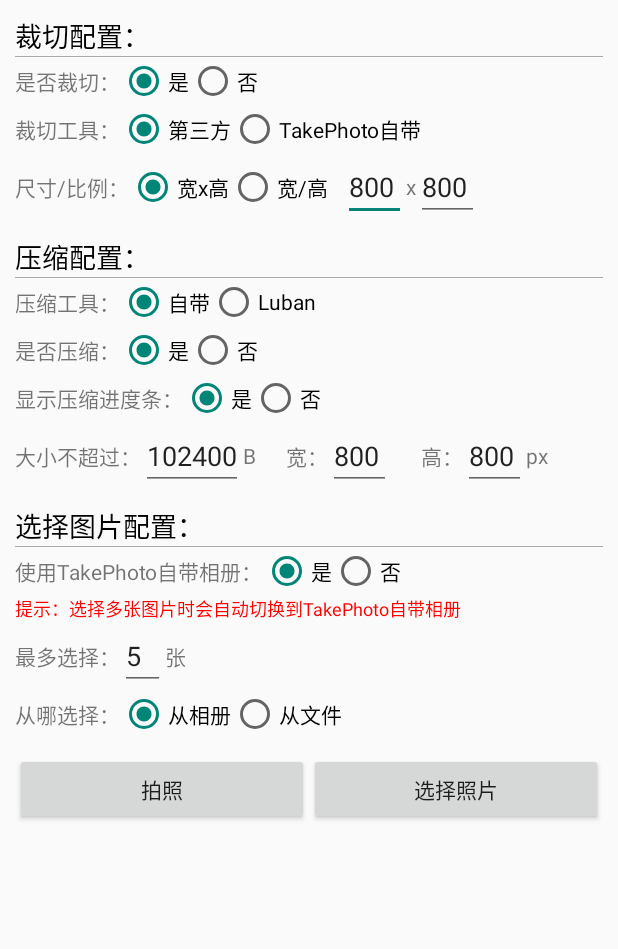
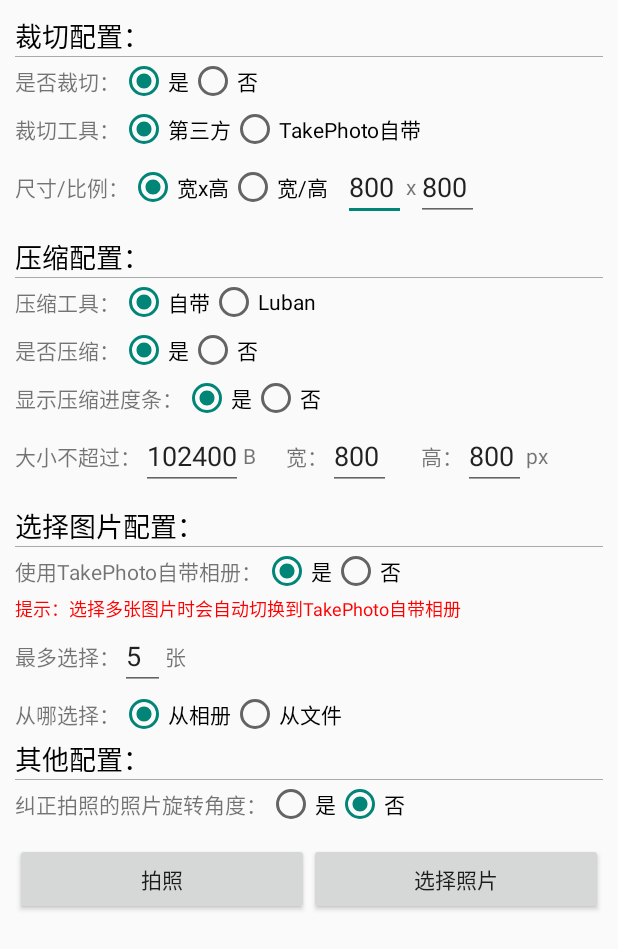
Before and after one commit to crazycodeboy/TakePhoto, an Android app: the layout common_layout.xml on its own in the app's theme, with its tools: preview values and no code run, on a phone screen of 412 x 824 dp. Shown: the top 949 px of the screen. Run offline under Robolectric (Android 15) with nearby library versions, the phone set to English and light mode, and no system bars.

Commit message:
拍照旋转角度功能改为可选

```diff
--- a/simple/src/main/res/layout/common_layout.xml
+++ b/simple/src/main/res/layout/common_layout.xml
@@ -1,5 +1,9 @@
 <?xml version="1.0" encoding="utf-8"?>
-<LinearLayout xmlns:android="http://schemas.android.com/apk/res/android"
+<ScrollView xmlns:android="http://schemas.android.com/apk/res/android"
+    android:layout_width="match_parent"
+    android:layout_height="match_parent">
+
+    <LinearLayout
         android:layout_width="match_parent"
         android:layout_height="match_parent"
         android:orientation="vertical"
@@ -163,6 +167,7 @@
                 android:layout_width="match_parent"
                 android:layout_height="1px"
                 android:background="@android:color/darker_gray" />
+
             <LinearLayout
                 android:layout_width="match_parent"
                 android:layout_height="wrap_content"
@@ -299,6 +304,7 @@
                     android:inputType="number"
                     android:minWidth="42dp"
                     android:text="800" />
+
                 <TextView
                     android:layout_width="wrap_content"
                     android:layout_height="wrap_content"
@@ -449,6 +455,59 @@
                 </LinearLayout>
             </LinearLayout>
 
+
+            <TextView
+                android:layout_width="wrap_content"
+                android:layout_height="wrap_content"
+                android:text="其他配置："
+                android:textColor="@android:color/black"
+                android:textSize="18sp" />
+
+            <View
+                android:layout_width="match_parent"
+                android:layout_height="1px"
+                android:background="@android:color/darker_gray" />
+
+            <LinearLayout
+                android:layout_width="match_parent"
+                android:layout_height="wrap_content"
+                android:orientation="vertical">
+
+                <LinearLayout
+                    android:layout_width="match_parent"
+                    android:layout_height="wrap_content"
+                    android:gravity="center_vertical"
+                    android:orientation="horizontal">
+
+                    <TextView
+                        android:layout_width="wrap_content"
+                        android:layout_height="wrap_content"
+                        android:text="纠正拍照的照片旋转角度：" />
+
+                    <RadioGroup
+                        android:id="@+id/rgCorrectTool"
+                        android:layout_width="wrap_content"
+                        android:layout_height="wrap_content"
+                        android:orientation="horizontal">
+
+                        <RadioButton
+                            android:id="@+id/rbCorrectYes"
+                            android:layout_width="wrap_content"
+                            android:layout_height="wrap_content"
+                            android:layout_gravity="center_horizontal"
+                            android:text="是" />
+
+                        <RadioButton
+                            android:id="@+id/rbCorrectNo"
+                            android:layout_width="wrap_content"
+                            android:layout_height="wrap_content"
+                            android:checked="true"
+                            android:text="否" />
+                    </RadioGroup>
+                </LinearLayout>
+            </LinearLayout>
+
+
             <LinearLayout
                 android:layout_width="match_parent"
                 android:layout_height="wrap_content"
@@ -473,3 +532,4 @@
             </LinearLayout>
         </LinearLayout>
     </LinearLayout>
+</ScrollView>
--- a/takephoto_library/src/main/java/com/jph/takephoto/app/TakePhotoImpl.java
+++ b/takephoto_library/src/main/java/com/jph/takephoto/app/TakePhotoImpl.java
@@ -159,7 +159,7 @@ public class TakePhotoImpl implements TakePhoto {
                 break;
             case TConstant.RC_PICK_PICTURE_FROM_CAPTURE_CROP://拍取照片,并裁剪
                 if (resultCode == Activity.RESULT_OK) {
-                    ImageRotateUtil.of().correctImage(contextWrap.getActivity(), tempUri);
+                    if(takePhotoOptions!=null&&takePhotoOptions.isCorrectImage())ImageRotateUtil.of().correctImage(contextWrap.getActivity(), tempUri);
                     try {
                         onCrop(tempUri, Uri.fromFile(new File(TUriParse.parseOwnUri(contextWrap.getActivity(), outPutUri))), cropOptions);
                     } catch (TException e) {
@@ -172,7 +172,7 @@ public class TakePhotoImpl implements TakePhoto {
                 break;
             case TConstant.RC_PICK_PICTURE_FROM_CAPTURE://拍取照片
                 if (resultCode == Activity.RESULT_OK) {
-                    ImageRotateUtil.of().correctImage(contextWrap.getActivity(), outPutUri);
+                    if(takePhotoOptions!=null&&takePhotoOptions.isCorrectImage())ImageRotateUtil.of().correctImage(contextWrap.getActivity(), outPutUri);
                     try {
                         takeResult(TResult.of(TImage.of(TUriParse.getFilePathWithUri(outPutUri, contextWrap.getActivity()))));
                     } catch (TException e) {
--- a/takephoto_library/src/main/java/com/jph/takephoto/uitl/ImageRotateUtil.java
+++ b/takephoto_library/src/main/java/com/jph/takephoto/uitl/ImageRotateUtil.java
@@ -46,6 +46,8 @@ public class ImageRotateUtil {
             try {
                 resultBitmap.compress(Bitmap.CompressFormat.JPEG,100,new FileOutputStream(new File(imagePath)));
             } catch (FileNotFoundException e) {
+                e.printStackTrace();
+            }catch (OutOfMemoryError e){
                 e.printStackTrace();
             }
         }
```
Also changed, not shown: simple/src/main/java/com/jph/simple/CustomHelper.java (+11 -4 lines), takephoto_library/src/main/java/com/jph/takephoto/model/TakePhotoOptions.java (+16 -0 lines). Lines whose indentation alone changed are shown as unchanged.
